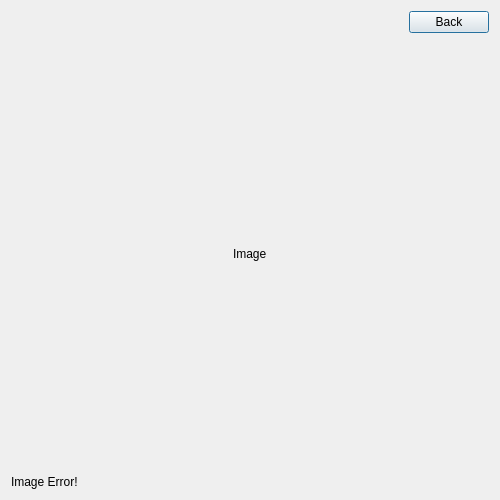
Old version of the form viewimagedialog.ui in the repository hassan-kandil/DistImage.
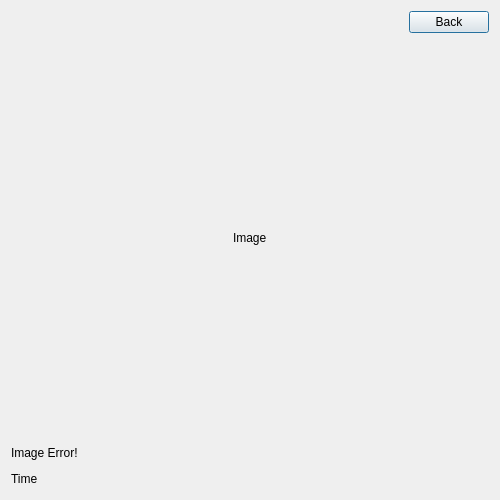
New version of the form.

Commit message: Time and layout

Diff of the .ui file:
```diff
--- a/viewimagedialog.ui
+++ b/viewimagedialog.ui
@@ -106,11 +106,52 @@
     </layout>
    </item>
    <item>
-    <widget class="QLabel" name="lbl_error">
-     <property name="text">
-      <string>Image Error!</string>
-     </property>
-    </widget>
+    <layout class="QHBoxLayout" name="horizontalLayout_3">
+     <item>
+      <widget class="QLabel" name="lbl_error">
+       <property name="text">
+        <string>Image Error!</string>
+       </property>
+      </widget>
+     </item>
+     <item>
+      <spacer name="horizontalSpacer_4">
+       <property name="orientation">
+        <enum>Qt::Horizontal</enum>
+       </property>
+       <property name="sizeHint" stdset="0">
+        <size>
+         <width>40</width>
+         <height>20</height>
+        </size>
+       </property>
+      </spacer>
+     </item>
+    </layout>
+   </item>
+   <item>
+    <layout class="QHBoxLayout" name="horizontalLayout_7">
+     <item>
+      <widget class="QLabel" name="lbl_time">
+       <property name="text">
+        <string>Time</string>
+       </property>
+      </widget>
+     </item>
+     <item>
+      <spacer name="horizontalSpacer_8">
+       <property name="orientation">
+        <enum>Qt::Horizontal</enum>
+       </property>
+       <property name="sizeHint" stdset="0">
+        <size>
+         <width>40</width>
+         <height>20</height>
+        </size>
+       </property>
+      </spacer>
+     </item>
+    </layout>
    </item>
   </layout>
  </widget>
```
The commit also changes 52 other files.
